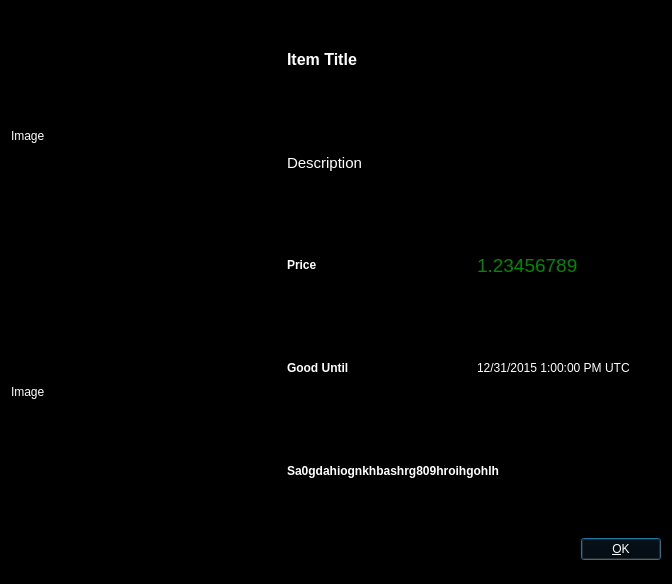
First picture: the form in src/qt/forms/marketlistingdetailsdialog.ui, repository waffle-iron/DarkSilk-Release-Candidate, before the edit.
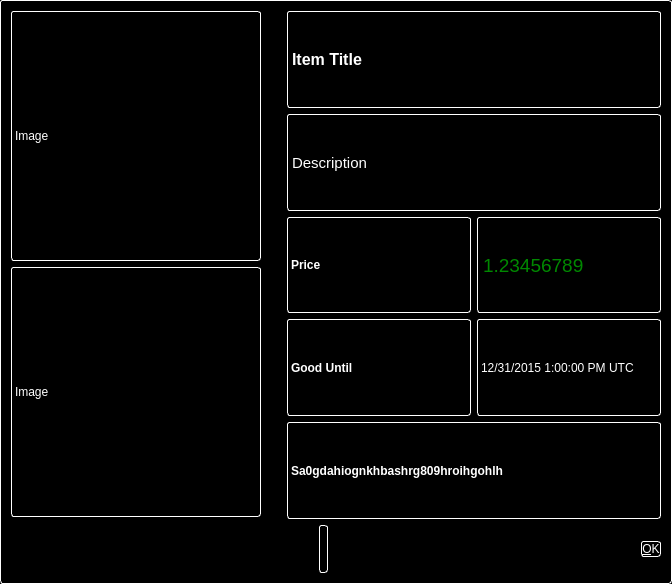
Second picture: the form after the edit.

Diff of the .ui file:
```diff
--- a/src/qt/forms/marketlistingdetailsdialog.ui
+++ b/src/qt/forms/marketlistingdetailsdialog.ui
@@ -290,9 +290,9 @@
      <colorrole role="WindowText">
       <brush brushstyle="SolidPattern">
        <color alpha="255">
-        <red>0</red>
-        <green>0</green>
-        <blue>0</blue>
+        <red>255</red>
+        <green>255</green>
+        <blue>255</blue>
        </color>
       </brush>
      </colorrole>
@@ -344,9 +344,9 @@
      <colorrole role="Text">
       <brush brushstyle="SolidPattern">
        <color alpha="255">
-        <red>0</red>
-        <green>0</green>
-        <blue>0</blue>
+        <red>255</red>
+        <green>255</green>
+        <blue>255</blue>
        </color>
       </brush>
      </colorrole>
@@ -362,9 +362,9 @@
      <colorrole role="ButtonText">
       <brush brushstyle="SolidPattern">
        <color alpha="255">
-        <red>0</red>
-        <green>0</green>
-        <blue>0</blue>
+        <red>255</red>
+        <green>255</green>
+        <blue>255</blue>
        </color>
       </brush>
      </colorrole>
@@ -428,6 +428,9 @@
   <property name="windowTitle">
    <string>Details</string>
   </property>
+  <property name="styleSheet">
+   <string notr="true">background: rgb(0,0,0); color: rgb(255,255,255); border: 1px inset white; border-radius: 3px; margin: 0px;</string>
+  </property>
   <property name="modal">
    <bool>true</bool>
   </property>
@@ -456,6 +459,9 @@
            <height>250</height>
           </size>
          </property>
+         <property name="styleSheet">
+          <string notr="true">color: rgb(255, 255, 255);</string>
+         </property>
          <property name="text">
           <string>Image</string>
          </property>
@@ -475,6 +481,9 @@
            <height>250</height>
           </size>
          </property>
+         <property name="styleSheet">
+          <string notr="true">color: rgb(255, 255, 255);</string>
+         </property>
          <property name="text">
           <string>Image</string>
          </property>
@@ -496,6 +505,9 @@
            <bold>true</bold>
           </font>
          </property>
+         <property name="styleSheet">
+          <string notr="true">background: rgb(0,0,0); color: rgb(255,255,255); border: 1px inset white; border-radius: 3px; margin: 0px;</string>
+         </property>
          <property name="text">
           <string>Item Title</string>
          </property>
@@ -511,6 +523,9 @@
            <pointsize>11</pointsize>
           </font>
          </property>
+         <property name="styleSheet">
+          <string notr="true">background: rgb(0,0,0); color: rgb(255,255,255); border: 1px inset white; border-radius: 3px; margin: 0px;</string>
+         </property>
          <property name="text">
           <string>Description</string>
          </property>
@@ -529,6 +544,9 @@
              <bold>true</bold>
             </font>
            </property>
+           <property name="styleSheet">
+            <string notr="true">color: rgb(255, 255, 255);</string>
+           </property>
            <property name="text">
             <string>Price</string>
            </property>
```
